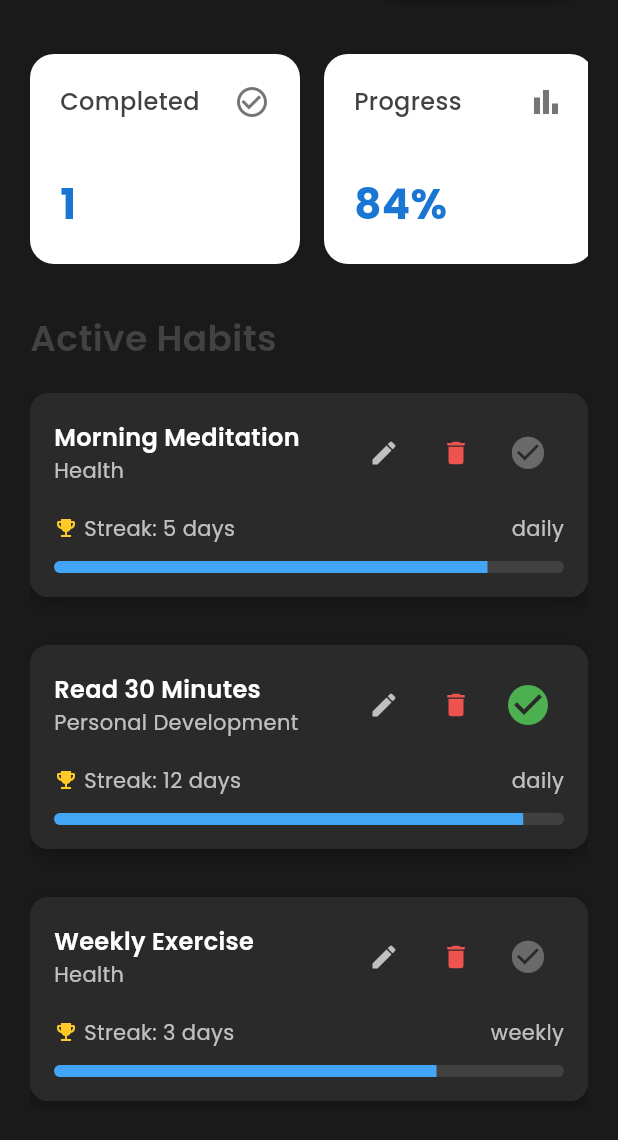
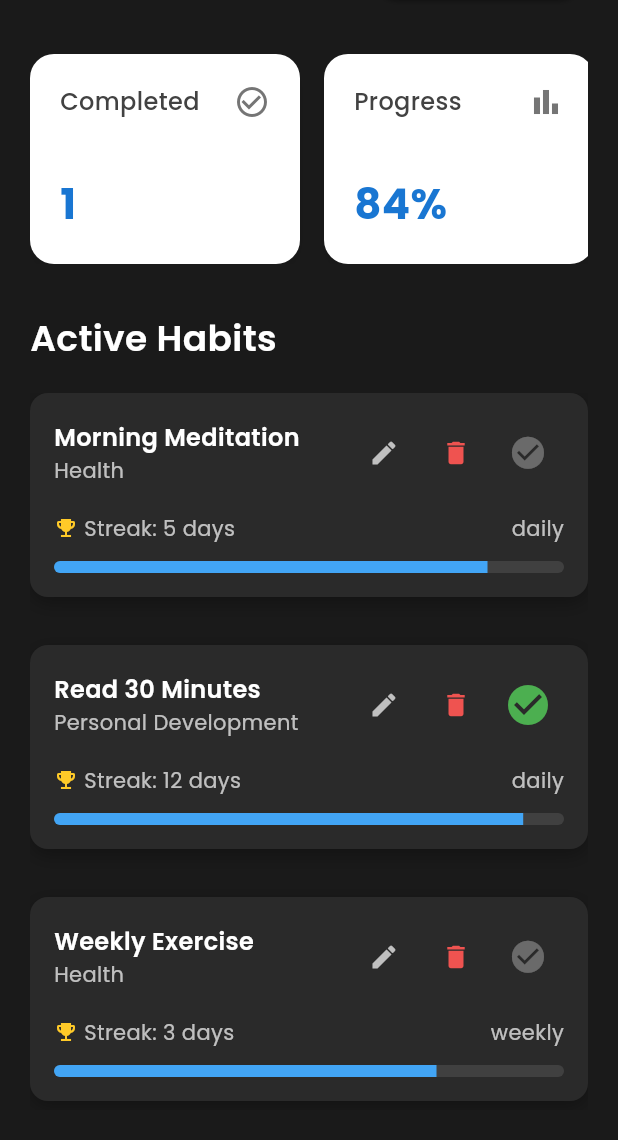
Before and after one commit to callmeartan/habitly, a Flutter app: the screen it shows after launch, after a tap on the "dark mode" icon, on a phone screen of 412 x 824 dp, the part 96-1236 px from its top. Run offline on Flutter 3.47's test engine with Material 3 defaults, Android fonts, the phone set to English and light mode, and no system bars; our stand-ins replace flutter_local_notifications, google_fonts, shared_preferences, table_calendar, timezone.

Commit message:
separated the widgets from dashboard to widgets directory. enhanced UI.

```diff
--- a/lib/main.dart
+++ b/lib/main.dart
@@ -1,4 +1,3 @@
-// lib/main.dart
 import 'package:flutter/material.dart';
 import 'package:provider/provider.dart';
 import 'package:shared_preferences/shared_preferences.dart';
--- a/lib/screens/habit_dashboard.dart
+++ b/lib/screens/habit_dashboard.dart
@@ -1,14 +1,17 @@
+import 'dart:math' show max;
+
 import 'package:flutter/material.dart';
 import 'package:google_fonts/google_fonts.dart';
+import 'package:provider/provider.dart';
+
 import '../models/habit.dart';
+import '../providers/theme_provider.dart';
+import '../repositories/habit_repository.dart';
+import '../services/notification_service.dart';
 import '../widgets/habit_card.dart';
 import '../widgets/habit_form.dart';
-import '../repositories/habit_repository.dart';
-import '../services/notification_service.dart';
-import 'dart:math' show max;
-import '../providers/theme_provider.dart';
-import 'package:provider/provider.dart';
-import 'package:shared_preferences/shared_preferences.dart';
+import '../widgets/stat_card.dart';
+import '../widgets/empty_habits.dart';
 
 class HabitDashboard extends StatefulWidget {
   const HabitDashboard({Key? key}) : super(key: key);
@@ -31,7 +34,6 @@ class _HabitDashboardState extends State<HabitDashboard> {
     _loadHabits();
   }
 
-
   Future<void> _loadHabits() async {
     try {
       setState(() {
@@ -42,7 +44,8 @@ class _HabitDashboardState extends State<HabitDashboard> {
       final loadedHabits = await _habitRepository.loadHabits();
 
       setState(() {
-        habits = loadedHabits.isEmpty ? [
+        habits = loadedHabits.isEmpty
+            ? [
                 Habit(
                   id: 1,
                   name: 'Morning Meditation',
@@ -73,7 +76,8 @@ class _HabitDashboardState extends State<HabitDashboard> {
                   progress: 0.75,
                   reminderTime: null,
                 ),
-        ] : loadedHabits;
+              ]
+            : loadedHabits;
         _isLoading = false;
       });
     } catch (e) {
@@ -158,7 +162,8 @@ class _HabitDashboardState extends State<HabitDashboard> {
           DateTime.now().day,
         );
 
-        List<DateTime> updatedCompletionDates = List<DateTime>.from(habit.completionDates);
+        List<DateTime> updatedCompletionDates =
+            List<DateTime>.from(habit.completionDates);
 
         if (isCompleting) {
           // Only add if the date isn't already in the list
@@ -187,7 +192,8 @@ class _HabitDashboardState extends State<HabitDashboard> {
         );
 
         // Debug print to verify dates
-        print('Completion dates for ${habit.name}: ${habits[habitIndex].completionDates}');
+        print(
+            'Completion dates for ${habit.name}: ${habits[habitIndex].completionDates}');
       }
     });
     await _habitRepository.saveHabits(habits);
@@ -239,6 +245,7 @@ class _HabitDashboardState extends State<HabitDashboard> {
       );
     }
   }
+
   Future<void> _editHabit(Habit habit) async {
     final formKey = GlobalKey<FormState>();
     String name = habit.name;
@@ -279,7 +286,8 @@ class _HabitDashboardState extends State<HabitDashboard> {
               onPressed: () async {
                 if (formKey.currentState!.validate()) {
                   setState(() {
-                    final habitIndex = habits.indexWhere((h) => h.id == habit.id);
+                    final habitIndex =
+                        habits.indexWhere((h) => h.id == habit.id);
                     if (habitIndex != -1) {
                       habits[habitIndex] = habit.copyWith(
                         name: name,
@@ -296,7 +304,8 @@ class _HabitDashboardState extends State<HabitDashboard> {
                       await _notificationService.cancelReminder(habit.id);
                     }
                     if (reminderTime != null) {
-                      final habitIndex = habits.indexWhere((h) => h.id == habit.id);
+                      final habitIndex =
+                          habits.indexWhere((h) => h.id == habit.id);
                       await _scheduleReminder(habits[habitIndex]);
                     }
                   }
@@ -361,7 +370,9 @@ class _HabitDashboardState extends State<HabitDashboard> {
               onPressed: () async {
                 if (formKey.currentState!.validate()) {
                   final newHabit = Habit(
-                    id: habits.isEmpty ? 1 : habits.map((h) => h.id).reduce(max) + 1,
+                    id: habits.isEmpty
+                        ? 1
+                        : habits.map((h) => h.id).reduce(max) + 1,
                     name: name,
                     category: category,
                     streak: 0,
@@ -395,60 +406,6 @@ class _HabitDashboardState extends State<HabitDashboard> {
     );
   }
 
-  Widget _buildStatCard(String title, String value, IconData icon) {
-    return Container(
-      width: 180,
-      margin: const EdgeInsets.only(right: 16),
-      padding: const EdgeInsets.all(20),
-      decoration: BoxDecoration(
-        color: Colors.white,
-        borderRadius: BorderRadius.circular(16),
-        boxShadow: [
-          BoxShadow(
-            color: Colors.black.withOpacity(0.05),
-            blurRadius: 10,
-            offset: const Offset(0, 4),
-          ),
-        ],
-      ),
-      child: Column(
-        crossAxisAlignment: CrossAxisAlignment.start,
-        mainAxisAlignment: MainAxisAlignment.spaceBetween,
-        children: [
-          Row(
-            mainAxisAlignment: MainAxisAlignment.spaceBetween,
-            children: [
-              Flexible(
-                child: Text(
-                  title,
-                  style: GoogleFonts.poppins(
-                    fontSize: 16,
-                    color: Colors.grey[800],
-                    fontWeight: FontWeight.w500,
-                  ),
-                  overflow: TextOverflow.ellipsis,
-                ),
-              ),
-              Icon(
-                icon,
-                color: Colors.grey[600],
-                size: 24,
-              ),
-            ],
-          ),
-          const SizedBox(height: 8),
-          Text(
-            value,
-            style: GoogleFonts.poppins(
-              fontSize: 28,
-              fontWeight: FontWeight.bold,
-              color: Colors.blue[700],
-            ),
-          ),
-        ],
-      ),
-    );
-  }
 
   @override
   Widget build(BuildContext context) {
@@ -526,7 +483,8 @@ class _HabitDashboardState extends State<HabitDashboard> {
                       color: colorScheme.onBackground,
                     ),
                     onPressed: () {
-                      Provider.of<ThemeProvider>(context, listen: false).toggleTheme();
+                      Provider.of<ThemeProvider>(context, listen: false)
+                          .toggleTheme();
                     },
                   ),
                   const SizedBox(width: 8),
@@ -556,20 +514,20 @@ class _HabitDashboardState extends State<HabitDashboard> {
                 child: ListView(
                   scrollDirection: Axis.horizontal,
                   children: [
-                    _buildStatCard(
-                      'Completed',
-                      completedToday.toString(),
-                      Icons.check_circle_outline,
+                    StatCard(
+                      title: 'Completed',
+                      value: completedToday.toString(),
+                      icon: Icons.check_circle_outline,
                     ),
-                    _buildStatCard(
-                      'Progress',
-                      '${averageProgress.round()}%',
-                      Icons.bar_chart,
+                    StatCard(
+                      title: 'Progress',
+                      value: '${averageProgress.round()}%',
+                      icon: Icons.bar_chart,
                     ),
-                    _buildStatCard(
-                      'Total Habits',
-                      habits.length.toString(),
-                      Icons.calendar_today,
+                    StatCard(
+                      title: 'Total Habits',
+                      value: habits.length.toString(),
+                      icon: Icons.calendar_today,
                     ),
                   ],
                 ),
@@ -580,41 +538,13 @@ class _HabitDashboardState extends State<HabitDashboard> {
                 style: GoogleFonts.poppins(
                   fontSize: 24,
                   fontWeight: FontWeight.w600,
-                  color: Colors.grey[800],
+                  color: colorScheme.onBackground,
                 ),
               ),
               const SizedBox(height: 20),
               Expanded(
                 child: habits.isEmpty
-                    ? Center(
-                  child: Column(
-                    mainAxisAlignment: MainAxisAlignment.center,
-                    children: [
-                      Icon(
-                        Icons.emoji_events_outlined,
-                        size: 80,
-                        color: Colors.grey[400],
-                      ),
-                      const SizedBox(height: 24),
-                      Text(
-                        'No habits yet',
-                        style: GoogleFonts.poppins(
-                          fontSize: 22,
-                          fontWeight: FontWeight.w500,
-                          color: Colors.grey[600],
-                        ),
-                      ),
-                      const SizedBox(height: 12),
-                      Text(
-                        'Add a new habit to get started',
-                        style: GoogleFonts.poppins(
-                          fontSize: 16,
-                          color: Colors.grey[500],
-                        ),
-                      ),
-                    ],
-                  ),
-                )
+                    ? const EmptyHabits()
                     : ListView.builder(
                         itemCount: habits.length,
                         itemBuilder: (context, index) {
--- /dev/null
+++ b/lib/widgets/empty_habits.dart
@@ -0,0 +1,40 @@
+// lib/widgets/empty_habits.dart
+import 'package:flutter/material.dart';
+import 'package:google_fonts/google_fonts.dart';
+
+class EmptyHabits extends StatelessWidget {
+  const EmptyHabits({Key? key}) : super(key: key);
+
+  @override
+  Widget build(BuildContext context) {
+    return Center(
+      child: Column(
+        mainAxisAlignment: MainAxisAlignment.center,
+        children: [
+          Icon(
+            Icons.emoji_events_outlined,
+            size: 80,
+            color: Colors.grey[400],
+          ),
+          const SizedBox(height: 24),
+          Text(
+            'No habits yet',
+            style: GoogleFonts.poppins(
+              fontSize: 22,
+              fontWeight: FontWeight.w500,
+              color: Colors.grey[600],
+            ),
+          ),
+          const SizedBox(height: 12),
+          Text(
+            'Add a new habit to get started',
+            style: GoogleFonts.poppins(
+              fontSize: 16,
+              color: Colors.grey[500],
+            ),
+          ),
+        ],
+      ),
+    );
+  }
+}
--- /dev/null
+++ b/lib/widgets/stat_card.dart
@@ -0,0 +1,72 @@
+// lib/widgets/stat_card.dart
+import 'package:flutter/material.dart';
+import 'package:google_fonts/google_fonts.dart';
+
+class StatCard extends StatelessWidget {
+  final String title;
+  final String value;
+  final IconData icon;
+
+  const StatCard({
+    Key? key,
+    required this.title,
+    required this.value,
+    required this.icon,
+  }) : super(key: key);
+
+  @override
+  Widget build(BuildContext context) {
+    return Container(
+      width: 180,
+      margin: const EdgeInsets.only(right: 16),
+      padding: const EdgeInsets.all(20),
+      decoration: BoxDecoration(
+        color: Colors.white,
+        borderRadius: BorderRadius.circular(16),
+        boxShadow: [
+          BoxShadow(
+            color: Colors.black.withOpacity(0.05),
+            blurRadius: 10,
+            offset: const Offset(0, 4),
+          ),
+        ],
+      ),
+      child: Column(
+        crossAxisAlignment: CrossAxisAlignment.start,
+        mainAxisAlignment: MainAxisAlignment.spaceBetween,
+        children: [
+          Row(
+            mainAxisAlignment: MainAxisAlignment.spaceBetween,
+            children: [
+              Flexible(
+                child: Text(
+                  title,
+                  style: GoogleFonts.poppins(
+                    fontSize: 16,
+                    color: Colors.grey[800],
+                    fontWeight: FontWeight.w500,
+                  ),
+                  overflow: TextOverflow.ellipsis,
+                ),
+              ),
+              Icon(
+                icon,
+                color: Colors.grey[600],
+                size: 24,
+              ),
+            ],
+          ),
+          const SizedBox(height: 8),
+          Text(
+            value,
+            style: GoogleFonts.poppins(
+              fontSize: 28,
+              fontWeight: FontWeight.bold,
+              color: Colors.blue[700],
+            ),
+          ),
+        ],
+      ),
+    );
+  }
+}
```
Lines whose indentation alone changed are shown as unchanged.
